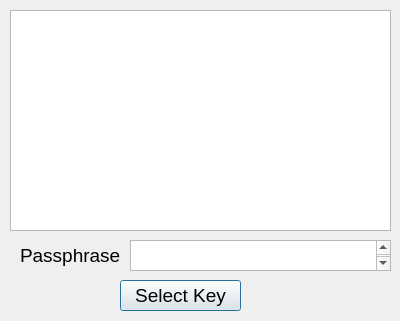
Old version of the form UI/PrivateKeySelectorDialog.ui in the repository picrin/VAIDA_OLD.
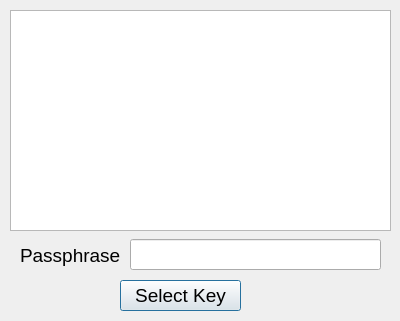
New version of the form.

The edit to the form file:
```diff
--- a/UI/PrivateKeySelectorDialog.ui
+++ b/UI/PrivateKeySelectorDialog.ui
@@ -23,21 +23,6 @@
     </rect>
    </property>
   </widget>
-  <widget class="QPlainTextEdit" name="passphraseTextEdit">
-   <property name="geometry">
-    <rect>
-     <x>130</x>
-     <y>240</y>
-     <width>261</width>
-     <height>31</height>
-    </rect>
-   </property>
-   <property name="font">
-    <font>
-     <pointsize>14</pointsize>
-    </font>
-   </property>
-  </widget>
   <widget class="QLabel" name="passphraseLabel">
    <property name="geometry">
     <rect>
@@ -74,6 +59,21 @@
     <string>Select Key</string>
    </property>
   </widget>
+  <widget class="QLineEdit" name="lineEdit">
+   <property name="geometry">
+    <rect>
+     <x>130</x>
+     <y>239</y>
+     <width>251</width>
+     <height>31</height>
+    </rect>
+   </property>
+   <property name="font">
+    <font>
+     <pointsize>14</pointsize>
+    </font>
+   </property>
+  </widget>
  </widget>
  <resources/>
  <connections/>
```
Left out of the diff: 2 changed lines with no effect on the pictures.
